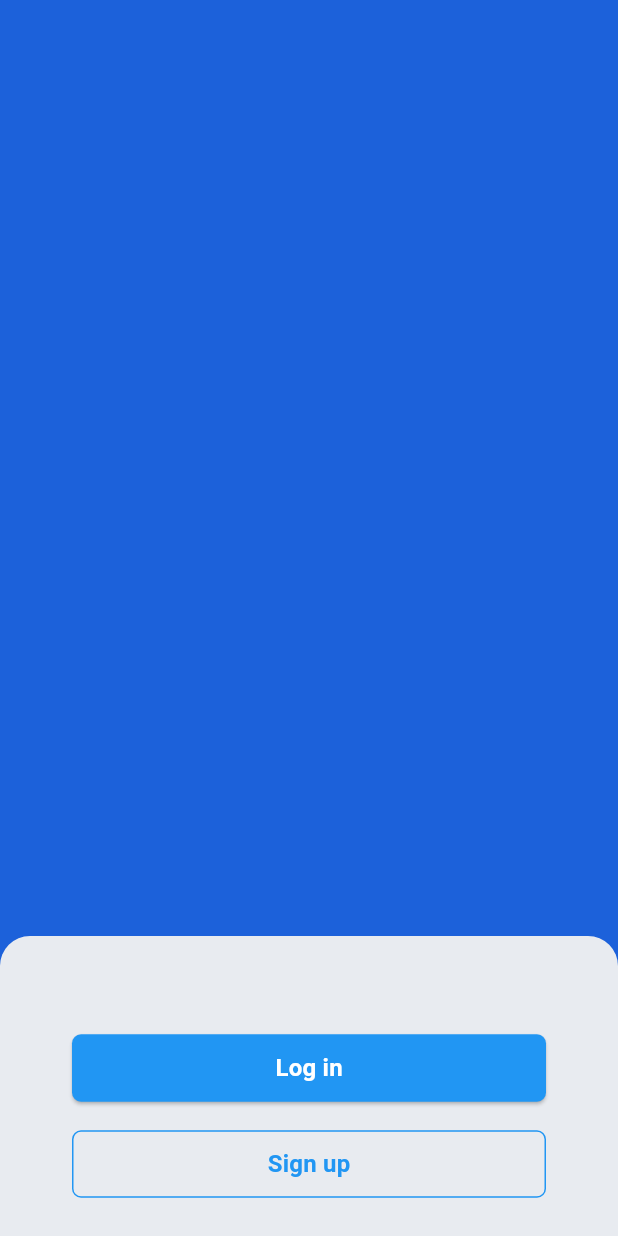
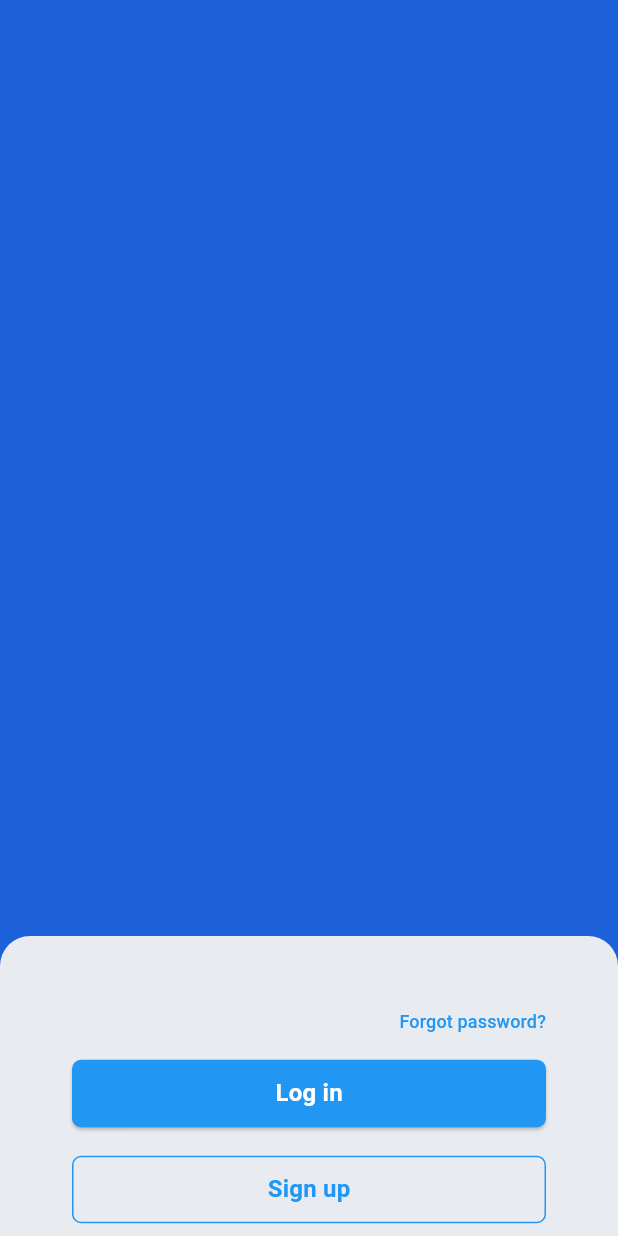
Before and after one commit to umutarpat/chat_app, a Flutter app: the screen it shows after launch, on a phone screen of 412 x 824 dp. Run offline on Flutter 3.47's test engine with Material 3 defaults, Android fonts, the phone set to English and light mode, and no system bars; drawn by our look-alikes of flutter_form_builder; our stand-ins replace drift, drift_flutter, flutter_bloc, form_builder_validators, freezed_annotation, get_it and 3 more; accounts and stored records are empty; generated files the repository leaves out were written again; statements that could not run were skipped.

Commit message:
Added forgot password text button

```diff
--- a/lib/l10n/app_en.arb
+++ b/lib/l10n/app_en.arb
@@ -5,5 +5,6 @@
   "password": "Password",
   "emailProvideValid": "Please provide a valid email.",
   "passwordProvideValid": "Please provide a valid password.",
-  "emailInvalid": "This field requires a valid email address."
+  "emailInvalid": "This field requires a valid email address.",
+  "forgotPassword": "Forgot password?"
 }
--- a/lib/l10n/app_localizations.dart
+++ b/lib/l10n/app_localizations.dart
@@ -139,6 +139,12 @@ abstract class AppLocalizations {
   /// In en, this message translates to:
   /// **'This field requires a valid email address.'**
   String get emailInvalid;
+
+  /// No description provided for @forgotPassword.
+  ///
+  /// In en, this message translates to:
+  /// **'Forgot password?'**
+  String get forgotPassword;
 }
 
 class _AppLocalizationsDelegate
--- a/lib/l10n/app_localizations_de.dart
+++ b/lib/l10n/app_localizations_de.dart
@@ -28,4 +28,7 @@ class AppLocalizationsDe extends AppLocalizations {
 
   @override
   String get emailInvalid => 'This field requires a valid email address.';
+
+  @override
+  String get forgotPassword => 'Forgot password?';
 }
--- a/lib/l10n/app_localizations_en.dart
+++ b/lib/l10n/app_localizations_en.dart
@@ -28,4 +28,7 @@ class AppLocalizationsEn extends AppLocalizations {
 
   @override
   String get emailInvalid => 'This field requires a valid email address.';
+
+  @override
+  String get forgotPassword => 'Forgot password?';
 }
--- a/lib/modules/auth/presentation/pages/login_page.dart
+++ b/lib/modules/auth/presentation/pages/login_page.dart
@@ -109,6 +109,7 @@ class _LoginPageState extends State<LoginPage>
                           ),
                           child: Column(
                             mainAxisSize: MainAxisSize.max,
+                            spacing: 16,
                             children: [
                               if (_showTextFields)
                                 Column(
@@ -135,7 +136,6 @@ class _LoginPageState extends State<LoginPage>
                                         FormBuilderValidators.required(
                                           errorText: l10n.passwordProvideValid,
                                         ),
-                                        FormBuilderValidators.password(),
                                       ]),
                                       name: "password",
                                       obscureText: _obscurePassword,
@@ -156,8 +156,24 @@ class _LoginPageState extends State<LoginPage>
                                     ),
                                   ],
                                 ),
+                              Align(
+                                alignment: Alignment.centerRight,
+                                child: InkWell(
+                                  onTap: () {
+                                    logIt().d("Forgot password");
+                                  },
+                                  child: Text(
+                                    l10n.forgotPassword,
+                                    style: Theme.of(context)
+                                        .textTheme
+                                        .titleSmall!
+                                        .copyWith(
+                                          color: Theme.of(context).primaryColor,
+                                        ),
+                                  ),
+                                ),
+                              ),
 
-                              SizedBox(height: 16),
                               Column(
                                 spacing: 16,
                                 children: [
```
